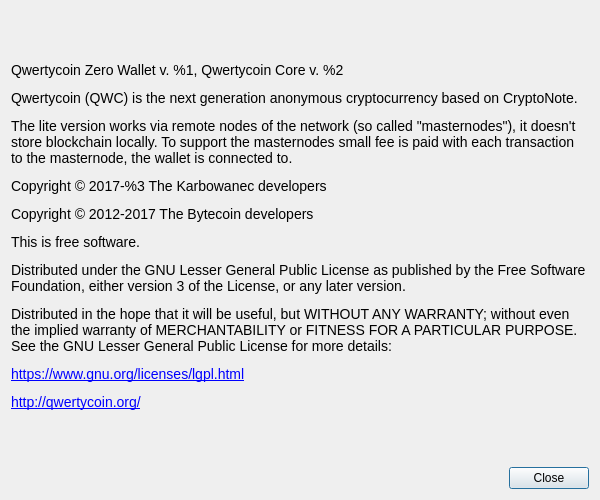
This is src/Gui/Common/AboutDialog.ui in qwertycoin-org/qwertycoin-zero as Qt 5 draws it before an edit. The edited form follows.
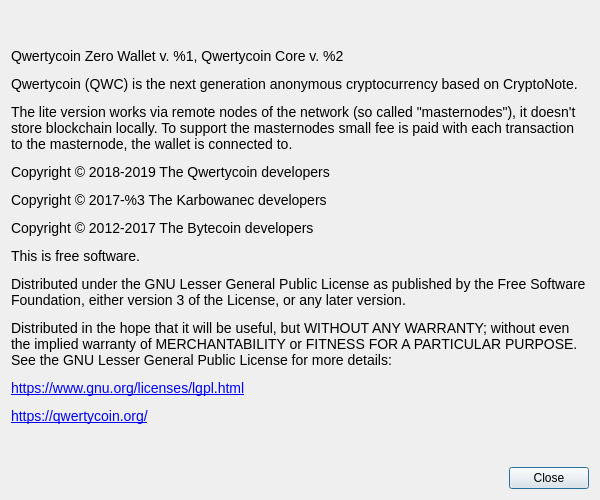
This is the edited form. Custom widgets are drawn as their Qt base class.

```diff
--- a/src/Gui/Common/AboutDialog.ui
+++ b/src/Gui/Common/AboutDialog.ui
@@ -41,7 +41,7 @@
       </sizepolicy>
      </property>
      <property name="text">
-      <string>&lt;html&gt;&lt;head/&gt;&lt;body&gt;&lt;p&gt;&lt;span style=&quot; font-family:'Open Sans'; font-size:14px;&quot;&gt;Qwertycoin Zero Wallet v. %1, Qwertycoin Core v. %2&lt;/span&gt;&lt;/p&gt;&lt;p&gt;&lt;span style=&quot; font-family:'Open Sans'; font-size:14px;&quot;&gt;Qwertycoin (QWC) is the next generation anonymous cryptocurrency based on CryptoNote.&lt;/span&gt;&lt;/p&gt;&lt;p&gt;&lt;span style=&quot; font-family:'Open Sans'; font-size:14px;&quot;&gt;The lite version works via remote nodes of the network (so called &amp;quot;masternodes&amp;quot;), it doesn't store blockchain locally. To support the masternodes small fee is paid with each transaction to the masternode, the wallet is connected to.&lt;/span&gt;&lt;/p&gt;&lt;p&gt;&lt;span style=&quot; font-family:'Open Sans'; font-size:14px;&quot;&gt;Copyright © 2017-%3 The Karbowanec developers&lt;/span&gt;&lt;/p&gt;&lt;p&gt;&lt;span style=&quot; font-family:'Open Sans'; font-size:14px;&quot;&gt;Copyright © 2012-2017 The Bytecoin developers&lt;/span&gt;&lt;/p&gt;&lt;p&gt;&lt;span style=&quot; font-family:'Open Sans'; font-size:14px;&quot;&gt;This is free software.&lt;/span&gt;&lt;/p&gt;&lt;p&gt;&lt;span style=&quot; font-family:'Open Sans'; font-size:14px;&quot;&gt;Distributed under the GNU Lesser General Public License as published by the Free Software Foundation, either version 3 of the License, or any later version.&lt;/span&gt;&lt;/p&gt;&lt;p&gt;&lt;span style=&quot; font-family:'Open Sans'; font-size:14px;&quot;&gt;Distributed in the hope that it will be useful, but WITHOUT ANY WARRANTY; without even the implied warranty of MERCHANTABILITY or FITNESS FOR A PARTICULAR PURPOSE. See the GNU Lesser General Public License for more details:&lt;/span&gt;&lt;/p&gt;&lt;p&gt;&lt;a href=&quot;https://www.gnu.org/licenses/lgpl.html&quot;&gt;&lt;span style=&quot; font-family:'Open Sans'; font-size:14px; text-decoration: underline; color:#0000ff;&quot;&gt;https://www.gnu.org/licenses/lgpl.html&lt;/span&gt;&lt;/a&gt;&lt;/p&gt;&lt;p&gt;&lt;a href=&quot;http://qwertycoin.org/&quot;&gt;&lt;span style=&quot; font-family:'Open Sans'; font-size:14px; text-decoration: underline; color:#0000ff;&quot;&gt;http://qwertycoin.org/&lt;/span&gt;&lt;/a&gt;&lt;/p&gt;&lt;/body&gt;&lt;/html&gt;</string>
+      <string>&lt;html&gt;&lt;head/&gt;&lt;body&gt;&lt;p&gt;&lt;span style=&quot; font-family:'Open Sans'; font-size:14px;&quot;&gt;Qwertycoin Zero Wallet v. %1, Qwertycoin Core v. %2&lt;/span&gt;&lt;/p&gt;&lt;p&gt;&lt;span style=&quot; font-family:'Open Sans'; font-size:14px;&quot;&gt;Qwertycoin (QWC) is the next generation anonymous cryptocurrency based on CryptoNote.&lt;/span&gt;&lt;/p&gt;&lt;p&gt;&lt;span style=&quot; font-family:'Open Sans'; font-size:14px;&quot;&gt;The lite version works via remote nodes of the network (so called &amp;quot;masternodes&amp;quot;), it doesn't store blockchain locally. To support the masternodes small fee is paid with each transaction to the masternode, the wallet is connected to.&lt;/span&gt;&lt;/p&gt;&lt;p&gt;&lt;span style=&quot; font-family:'Open Sans'; font-size:14px;&quot;&gt;Copyright © 2018-2019 The Qwertycoin developers&lt;/span&gt;&lt;/p&gt;&lt;p&gt;&lt;span style=&quot; font-family:'Open Sans'; font-size:14px;&quot;&gt;Copyright © 2017-%3 The Karbowanec developers&lt;/span&gt;&lt;/p&gt;&lt;p&gt;&lt;span style=&quot; font-family:'Open Sans'; font-size:14px;&quot;&gt;Copyright © 2012-2017 The Bytecoin developers&lt;/span&gt;&lt;/p&gt;&lt;p&gt;&lt;span style=&quot; font-family:'Open Sans'; font-size:14px;&quot;&gt;This is free software.&lt;/span&gt;&lt;/p&gt;&lt;p&gt;&lt;span style=&quot; font-family:'Open Sans'; font-size:14px;&quot;&gt;Distributed under the GNU Lesser General Public License as published by the Free Software Foundation, either version 3 of the License, or any later version.&lt;/span&gt;&lt;/p&gt;&lt;p&gt;&lt;span style=&quot; font-family:'Open Sans'; font-size:14px;&quot;&gt;Distributed in the hope that it will be useful, but WITHOUT ANY WARRANTY; without even the implied warranty of MERCHANTABILITY or FITNESS FOR A PARTICULAR PURPOSE. See the GNU Lesser General Public License for more details:&lt;/span&gt;&lt;/p&gt;&lt;p&gt;&lt;a href=&quot;https://www.gnu.org/licenses/lgpl.html&quot;&gt;&lt;span style=&quot; font-family:'Open Sans'; font-size:14px; text-decoration: underline; color:#0000ff;&quot;&gt;https://www.gnu.org/licenses/lgpl.html&lt;/span&gt;&lt;/a&gt;&lt;/p&gt;&lt;p&gt;&lt;a href=&quot;https://qwertycoin.org/&quot;&gt;&lt;span style=&quot; font-family:'Open Sans'; font-size:14px; text-decoration: underline; color:#0000ff;&quot;&gt;https://qwertycoin.org/&lt;/span&gt;&lt;/a&gt;&lt;/p&gt;&lt;/body&gt;&lt;/html&gt;</string>
      </property>
      <property name="textFormat">
       <enum>Qt::RichText</enum>
```
